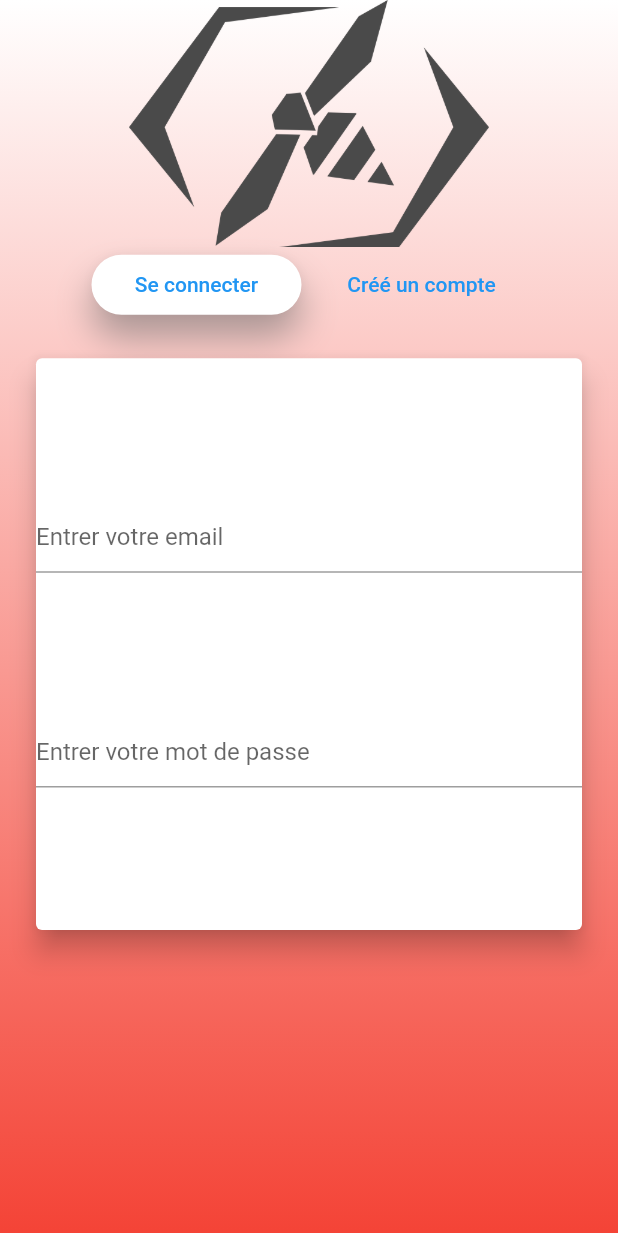
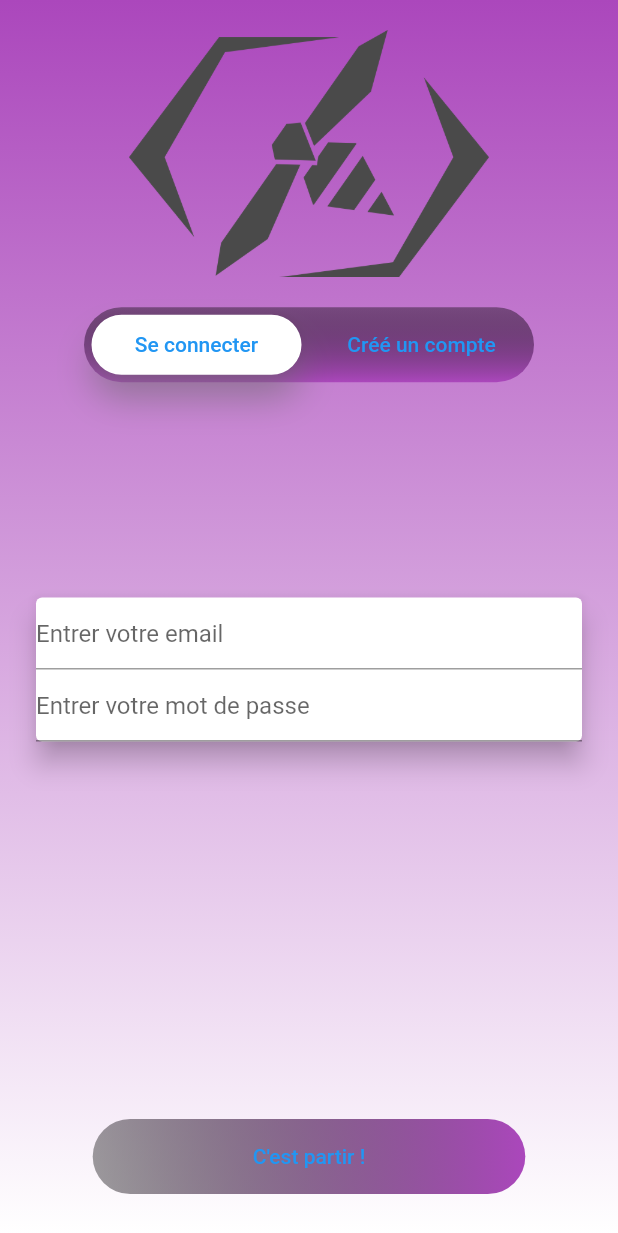
Before and after one commit to abdoul-kader1/reseau-social, a Flutter app: the screen it shows after launch, on a phone screen of 412 x 824 dp. Shown: the top 1233 px of the screen. Run offline on Flutter 3.47's test engine with Material 2 defaults, Android fonts, the phone set to English and light mode, and no system bars; our stand-ins replace firebase_auth, firebase_core; accounts and stored records are empty.

Commit message:
ajout du darkmode

```diff
--- a/lib/Controlleur/auth.dart
+++ b/lib/Controlleur/auth.dart
@@ -1,5 +1,6 @@
 import 'package:flutter/material.dart';
-import '../Painter/mypainter.dart';
+import '../Modele/couleur_theme.dart';
+import '../Modele/mypainter.dart';
 import '../custom_widget/mygradient.dart';
 import '../custom_widget/mytextfield.dart';
 import '../custom_widget/paddingwidth.dart';
@@ -44,13 +45,15 @@ class _Auth extends State<Auth>{
             FocusScope.of(context).requestFocus(FocusNode());
           },
           child: Container(
-            decoration: Mygradient(startcolors: Colors.white,endcolors: Colors.red),
+            decoration: Mygradient(startcolors:Colorstheme().Primary(),endcolors: Colorstheme().Base()),
             width: MediaQuery.of(context).size.width,
             height:(MediaQuery.of(context).size.height>700)?MediaQuery.of(context).size.height:700,
             child: SafeArea(
               child: Column(
                 children: [
-                  Image.asset("assets/darkBee.png",height: MediaQuery.of(context).size.height/5),
+                  PaddingWidth(
+                      child: Image.asset("assets/darkBee.png",height: MediaQuery.of(context).size.height/5)
+                  ),
                   logOrCreatButtom(),
                   Expanded(
                       child: PageView(
@@ -61,6 +64,24 @@ class _Auth extends State<Auth>{
                         ],
                       ),
                     flex: 2,
+                  ),
+                  PaddingWidth(
+                      child: TextButton(
+                        onPressed: (){
+
+                        },
+                        child:Container(
+                          decoration: Mygradient(
+                            radius: 25,
+                            horizontal: true,
+                            startcolors: Colorstheme().Accent(),
+                            endcolors: Colorstheme().Primary()
+                          ),
+                          height: 50,
+                          width: MediaQuery.of(context).size.width*0.7,
+                          child:Center(child: Text("C'est partir !")),
+                        ),
+                      )
                   )
                 ],
               ),
@@ -73,6 +94,7 @@ class _Auth extends State<Auth>{
 
   Widget logOrCreatButtom(){
     return Container(
+      decoration: Mygradient(startcolors: Colorstheme().Accent(),endcolors:Colorstheme().Primary(),radius: 25),
       width: 300,
       height: 50,
       child: CustomPaint(
@@ -112,14 +134,17 @@ class _Auth extends State<Auth>{
     list.add(Mytextfield(controller:_email,hint: "Entrer votre email"));
     list.add(Mytextfield(controller:_mdp,obscure: true,hint: "Entrer votre mot de passe"));
     return PaddingWidth(
-        child:Card(
-          elevation: 7.5,
-          child: Column(
-            mainAxisAlignment: MainAxisAlignment.spaceEvenly,
-            children:list,
+        child:Center(
+          child: Card(
+            elevation: 7.5,
+            child: Column(
+              mainAxisAlignment: MainAxisAlignment.spaceEvenly,
+              children:list,
+              mainAxisSize: MainAxisSize.min,
+            ),
           ),
         ),
-      bottom: 200,
+      bottom: 100,
     );
   }
 
--- /dev/null
+++ b/lib/Modele/couleur_theme.dart
@@ -0,0 +1,19 @@
+import 'package:flutter/material.dart';
+
+class Colorstheme{
+  //sans contexte
+  bool isdark(){
+    final windows=WidgetsBinding.instance.window;
+    final mode=MediaQueryData.fromWindow(windows).platformBrightness;
+    return(mode==Brightness.dark);
+  }
+  //avec contexte
+  bool isdarkWithContext(BuildContext context){
+    final mode=MediaQuery.of(context).platformBrightness;
+    return(mode==Brightness.dark);
+  }
+  //Les couleurs
+  Color Primary()=>isdark()?Color.fromRGBO(238, 130,238,0.58):Colors.purple.shade400;
+  Color Base()=>isdark()?Colors.black:Colors.white;
+  Color Accent()=>isdark()?Colors.grey:Colors.black38;
+}
--- a/lib/main.dart
+++ b/lib/main.dart
@@ -15,7 +15,6 @@ void main() async{
 class MyApp extends StatelessWidget {
   const MyApp({super.key});
 
-  // This widget is the root of your application.
   @override
   Widget build(BuildContext context) {
     return MaterialApp(
@@ -27,7 +26,7 @@ class MyApp extends StatelessWidget {
       home: StreamBuilder<User?>(
         stream: FirebaseAuth.instance.userChanges(),
         builder: (BuildContext context,snapshot){
-          print("${snapshot.hasData}");
+          //print("${snapshot.hasData}");
           return (snapshot.hasData)?Acceuil():Auth();
         },
       ),
```
Also changed, not shown: lib/Modele/mypainter.dart (renamed from lib/Painter/mypainter.dart).
